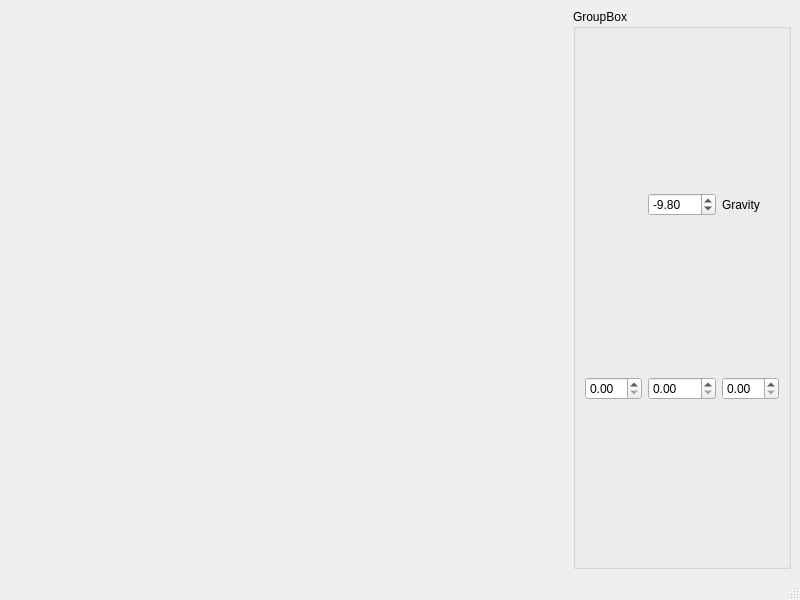
Qt form UI/MainWindow.ui (CarlaMoy/physicsLibrary) before a commit.
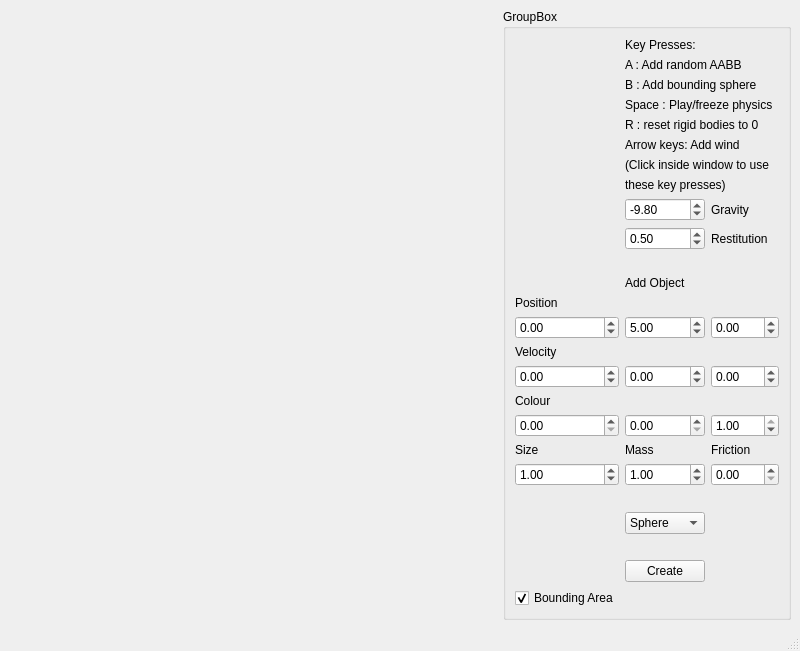
The same form after that commit.

```diff
--- a/UI/MainWindow.ui
+++ b/UI/MainWindow.ui
@@ -33,21 +33,66 @@
       <property name="title">
        <string>GroupBox</string>
       </property>
-      <layout class="QGridLayout" name="gridLayout_2">
-       <item row="2" column="1">
-        <widget class="QDoubleSpinBox" name="m_zPos"/>
+      <layout class="QGridLayout" name="gridLayout">
+       <item row="13" column="1">
+        <widget class="QDoubleSpinBox" name="m_yPos">
+         <property name="minimum">
+          <double>-100.000000000000000</double>
+         </property>
+         <property name="maximum">
+          <double>100.000000000000000</double>
+         </property>
+         <property name="value">
+          <double>5.000000000000000</double>
+         </property>
+        </widget>
        </item>
-       <item row="2" column="0">
-        <widget class="QDoubleSpinBox" name="m_yPos"/>
+       <item row="7" column="1" colspan="2">
+        <widget class="QLabel" name="label_11">
+         <property name="text">
+          <string>these key presses)</string>
+         </property>
+        </widget>
        </item>
-       <item row="0" column="2">
-        <widget class="QLabel" name="label">
+       <item row="3" column="1" colspan="2">
+        <widget class="QLabel" name="label_8">
          <property name="text">
-          <string>Gravity</string>
+          <string>Space : Play/freeze physics</string>
+         </property>
+        </widget>
+       </item>
+       <item row="12" column="0">
+        <widget class="QLabel" name="label_4">
+         <property name="text">
+          <string>Position</string>
          </property>
         </widget>
        </item>
        <item row="0" column="1">
+        <widget class="QLabel" name="label_3">
+         <property name="text">
+          <string>Key Presses: </string>
+         </property>
+        </widget>
+       </item>
+       <item row="9" column="2">
+        <widget class="QLabel" name="label_2">
+         <property name="text">
+          <string>Restitution</string>
+         </property>
+        </widget>
+       </item>
+       <item row="19" column="0">
+        <widget class="QDoubleSpinBox" name="m_size">
+         <property name="minimum">
+          <double>0.100000000000000</double>
+         </property>
+         <property name="value">
+          <double>1.000000000000000</double>
+         </property>
+        </widget>
+       </item>
+       <item row="13" column="0">
         <widget class="QDoubleSpinBox" name="m_xPos">
          <property name="minimum">
           <double>-100.000000000000000</double>
@@ -55,6 +100,53 @@
          <property name="maximum">
           <double>100.000000000000000</double>
          </property>
+        </widget>
+       </item>
+       <item row="1" column="1" colspan="2">
+        <widget class="QLabel" name="label_5">
+         <property name="text">
+          <string>A : Add random AABB</string>
+         </property>
+        </widget>
+       </item>
+       <item row="13" column="2">
+        <widget class="QDoubleSpinBox" name="m_zPos">
+         <property name="minimum">
+          <double>-100.000000000000000</double>
+         </property>
+         <property name="maximum">
+          <double>100.000000000000000</double>
+         </property>
+        </widget>
+       </item>
+       <item row="15" column="2">
+        <widget class="QDoubleSpinBox" name="m_zVel">
+         <property name="minimum">
+          <double>-99.000000000000000</double>
+         </property>
+        </widget>
+       </item>
+       <item row="17" column="2">
+        <widget class="QDoubleSpinBox" name="m_bCol">
+         <property name="maximum">
+          <double>1.000000000000000</double>
+         </property>
+         <property name="singleStep">
+          <double>0.100000000000000</double>
+         </property>
+         <property name="value">
+          <double>1.000000000000000</double>
+         </property>
+        </widget>
+       </item>
+       <item row="8" column="1">
+        <widget class="QDoubleSpinBox" name="m_gravity">
+         <property name="minimum">
+          <double>-100.000000000000000</double>
+         </property>
+         <property name="maximum">
+          <double>100.000000000000000</double>
+         </property>
          <property name="singleStep">
           <double>0.200000000000000</double>
          </property>
@@ -63,8 +155,208 @@
          </property>
         </widget>
        </item>
-       <item row="2" column="2">
-        <widget class="QDoubleSpinBox" name="doubleSpinBox"/>
+       <item row="17" column="0">
+        <widget class="QDoubleSpinBox" name="m_rCol">
+         <property name="maximum">
+          <double>1.000000000000000</double>
+         </property>
+         <property name="singleStep">
+          <double>0.100000000000000</double>
+         </property>
+        </widget>
+       </item>
+       <item row="2" column="1" colspan="2">
+        <widget class="QLabel" name="label_7">
+         <property name="text">
+          <string>B : Add bounding sphere</string>
+         </property>
+        </widget>
+       </item>
+       <item row="9" column="1">
+        <widget class="QDoubleSpinBox" name="m_restitution">
+         <property name="maximum">
+          <double>1.000000000000000</double>
+         </property>
+         <property name="value">
+          <double>0.500000000000000</double>
+         </property>
+        </widget>
+       </item>
+       <item row="18" column="0">
+        <widget class="QLabel" name="label_14">
+         <property name="text">
+          <string>Size</string>
+         </property>
+        </widget>
+       </item>
+       <item row="4" column="1" colspan="2">
+        <widget class="QLabel" name="label_6">
+         <property name="text">
+          <string>R : reset rigid bodies to 0</string>
+         </property>
+        </widget>
+       </item>
+       <item row="15" column="1">
+        <widget class="QDoubleSpinBox" name="m_yVel">
+         <property name="minimum">
+          <double>-99.000000000000000</double>
+         </property>
+        </widget>
+       </item>
+       <item row="10" column="1">
+        <widget class="QLabel" name="label_16">
+         <property name="text">
+          <string> </string>
+         </property>
+        </widget>
+       </item>
+       <item row="6" column="1" colspan="2">
+        <widget class="QLabel" name="label_10">
+         <property name="text">
+          <string>(Click inside window to use </string>
+         </property>
+        </widget>
+       </item>
+       <item row="22" column="1">
+        <widget class="QLabel" name="label_19">
+         <property name="text">
+          <string> </string>
+         </property>
+        </widget>
+       </item>
+       <item row="16" column="0">
+        <widget class="QLabel" name="label_13">
+         <property name="text">
+          <string>Colour</string>
+         </property>
+        </widget>
+       </item>
+       <item row="19" column="2">
+        <widget class="QDoubleSpinBox" name="m_friction">
+         <property name="maximum">
+          <double>1.000000000000000</double>
+         </property>
+         <property name="singleStep">
+          <double>0.100000000000000</double>
+         </property>
+        </widget>
+       </item>
+       <item row="25" column="1">
+        <widget class="QLabel" name="label_20">
+         <property name="text">
+          <string> </string>
+         </property>
+        </widget>
+       </item>
+       <item row="21" column="1">
+        <widget class="QComboBox" name="m_collider">
+         <item>
+          <property name="text">
+           <string>Sphere</string>
+          </property>
+         </item>
+         <item>
+          <property name="text">
+           <string>AABB</string>
+          </property>
+         </item>
+        </widget>
+       </item>
+       <item row="20" column="1">
+        <widget class="QLabel" name="label_18">
+         <property name="text">
+          <string> </string>
+         </property>
+        </widget>
+       </item>
+       <item row="23" column="1">
+        <widget class="QPushButton" name="m_newRigidBody">
+         <property name="text">
+          <string>Create</string>
+         </property>
+        </widget>
+       </item>
+       <item row="11" column="1">
+        <widget class="QLabel" name="label_17">
+         <property name="text">
+          <string>Add Object</string>
+         </property>
+        </widget>
+       </item>
+       <item row="17" column="1">
+        <widget class="QDoubleSpinBox" name="m_gCol">
+         <property name="maximum">
+          <double>1.000000000000000</double>
+         </property>
+         <property name="singleStep">
+          <double>0.100000000000000</double>
+         </property>
+        </widget>
+       </item>
+       <item row="14" column="0">
+        <widget class="QLabel" name="label_12">
+         <property name="text">
+          <string>Velocity</string>
+         </property>
+        </widget>
+       </item>
+       <item row="18" column="1">
+        <widget class="QLabel" name="label_15">
+         <property name="text">
+          <string>Mass</string>
+         </property>
+        </widget>
+       </item>
+       <item row="15" column="0">
+        <widget class="QDoubleSpinBox" name="m_xVel">
+         <property name="minimum">
+          <double>-99.000000000000000</double>
+         </property>
+        </widget>
+       </item>
+       <item row="8" column="2">
+        <widget class="QLabel" name="label">
+         <property name="text">
+          <string>Gravity</string>
+         </property>
+        </widget>
+       </item>
+       <item row="19" column="1">
+        <widget class="QDoubleSpinBox" name="m_mass">
+         <property name="minimum">
+          <double>0.100000000000000</double>
+         </property>
+         <property name="value">
+          <double>1.000000000000000</double>
+         </property>
+        </widget>
+       </item>
+       <item row="5" column="1" colspan="2">
+        <widget class="QLabel" name="label_9">
+         <property name="text">
+          <string>Arrow keys: Add wind</string>
+         </property>
+        </widget>
+       </item>
+       <item row="18" column="2">
+        <widget class="QLabel" name="label_21">
+         <property name="text">
+          <string>Friction</string>
+         </property>
+        </widget>
+       </item>
+       <item row="25" column="0">
+        <widget class="QCheckBox" name="m_bounds">
+         <property name="text">
+          <string>Bounding Area</string>
+         </property>
+         <property name="checked">
+          <bool>true</bool>
+         </property>
+         <property name="tristate">
+          <bool>false</bool>
+         </property>
+        </widget>
        </item>
       </layout>
      </widget>
```
Left out of the diff: 26 changed lines with no effect on the pictures.
